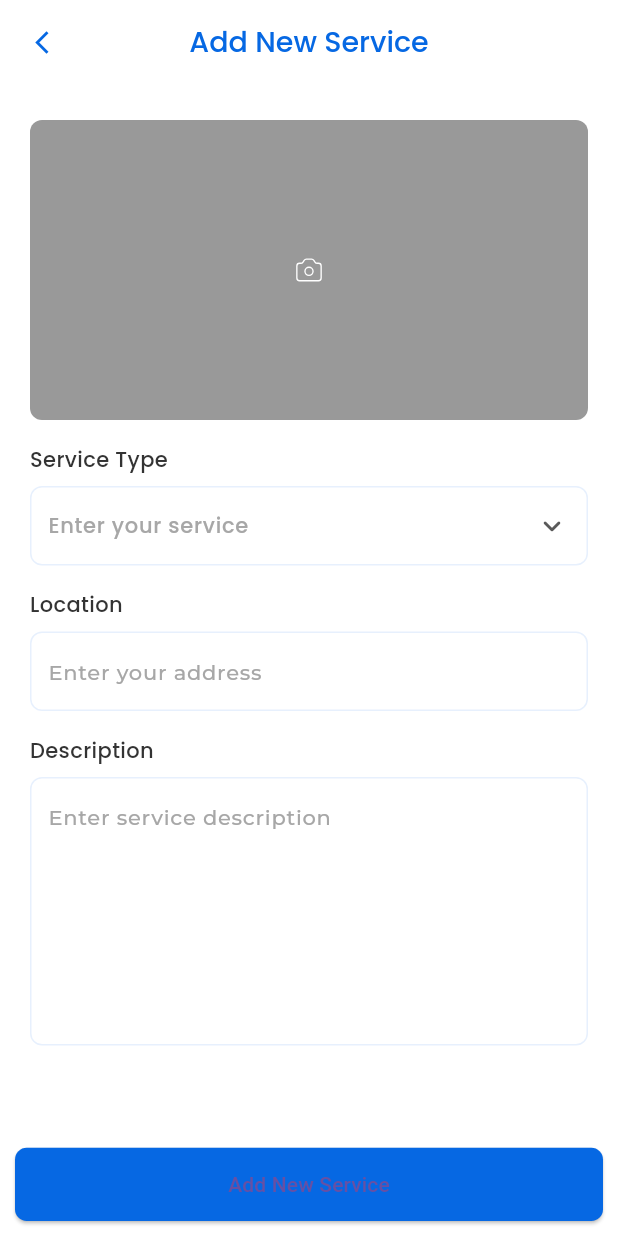
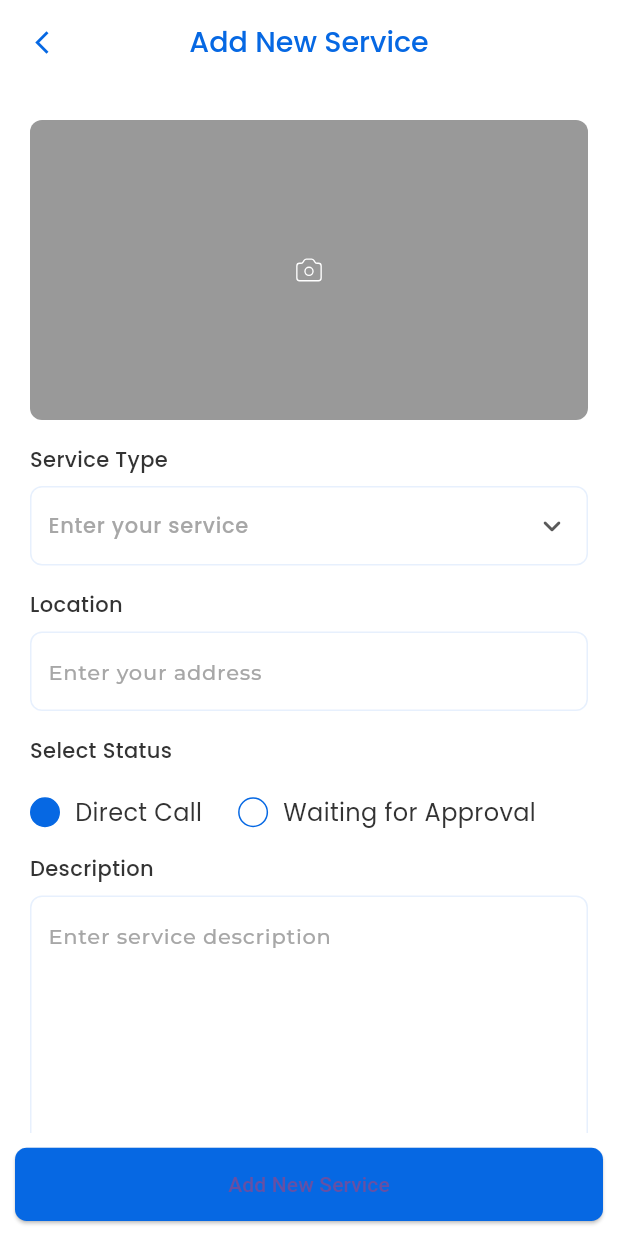
Before and after one commit to bdCalling-Sdt-hub/find_worker, a Flutter app: the SpAddNewServiceScreen screen opened by its route, on a phone screen of 412 x 824 dp. Run offline on Flutter 3.47's test engine with Material 3 defaults, Android fonts, the phone set to English and light mode, and no system bars; our stand-ins replace cached_network_image, cloud_firestore, connectivity_plus, country_code_picker, device_preview, firebase_auth and 23 more; missing offline and left inert: app_settings, dart:ffi, encrypt; accounts and stored records are empty; network calls fail; project files that could hold a hidden picture were left out.

Commit message:
design ui complete

```diff
--- a/lib/view/screens/service_provider/sp_add_new_service/sp_add_new_service_screen.dart
+++ b/lib/view/screens/service_provider/sp_add_new_service/sp_add_new_service_screen.dart
@@ -25,6 +25,13 @@ class SpAddNewServiceScreen extends StatefulWidget {
       _SpAddNewServiceScreenState();
 }
 class _SpAddNewServiceScreenState extends State<SpAddNewServiceScreen> {
+
+  List<String> selectStatus=[
+    'Direct Call',
+    'Waiting for Approval'
+  ];
+    int selectIndex=0;
+
     final _controller = Get.put(AddNewServiceController());
 
     @override
@@ -253,6 +260,53 @@ class _SpAddNewServiceScreenState extends State<SpAddNewServiceScreen> {
                             fieldBorderColor: AppColors.blue_10,
                             fieldBorderRadius: 8,
                           ),
+                          CustomText(
+                            text: 'Select Status'.tr,
+                            color: AppColors.black_100,
+                            fontWeight: FontWeight.w500,
+                            top: 16,
+                            bottom: 8,
+                          ),
+                          Row(
+                            children: List.generate(
+                              selectStatus.length,
+                                  (index) {
+                                return GestureDetector(
+                                  onTap: () {
+                                    setState(() {
+                                      selectIndex =index;
+                                    });
+                                  },
+                                  child: Padding(
+                                    padding: const EdgeInsets.only(
+                                      right: 24, top: 12,),
+                                    child: Row(
+                                      mainAxisAlignment: MainAxisAlignment.spaceBetween,
+                                      children: [
+                                        Container(
+                                          height: 20,
+                                          width: 20,
+                                          decoration: BoxDecoration(
+                                            borderRadius: BorderRadius.circular(50),
+                                            border: Border.all(
+                                                color: AppColors.blue_100, width: 1),
+                                            color: index == selectIndex ? AppColors.blue_100 : AppColors.white,
+                                          ),
+                                        ),
+                                        CustomText(
+                                          text: selectStatus[index],
+                                          color: AppColors.black_100,
+                                          fontSize: 16,
+                                          fontWeight: FontWeight.w400,
+                                          left: 10,
+                                        ),
+                                      ],
+                                    ),
+                                  ),
+                                );
+                              },
+                            ),
+                          ),
                            CustomText(
                             text: AppStrings.description.tr,
                             color: AppColors.black_100,
--- a/lib/view/screens/service_provider/sp_service_details/sp_service_details/sp_service_details_screen.dart
+++ b/lib/view/screens/service_provider/sp_service_details/sp_service_details/sp_service_details_screen.dart
@@ -24,6 +24,7 @@ class SpServiceDetailsScreen extends StatefulWidget {
 }
 
 class _SpServiceDetailsScreenState extends State<SpServiceDetailsScreen> {
+
 
   ServiceModel  data= Get.arguments;
   Rx<ServiceModel>  serviceModel= ServiceModel().obs;
--- a/pubspec.yaml
+++ b/pubspec.yaml
@@ -76,6 +76,7 @@ dependencies:
 
 
 
+
 dev_dependencies:
   flutter_test:
     sdk: flutter
```
Also changed, not shown: lib/view/screens/user/home/home/home_screen.dart (+44 -1 lines), lib/view/screens/user/user_service_details/user_service_details_screen.dart (+16 -20 lines), pubspec.lock, 1 other file.
